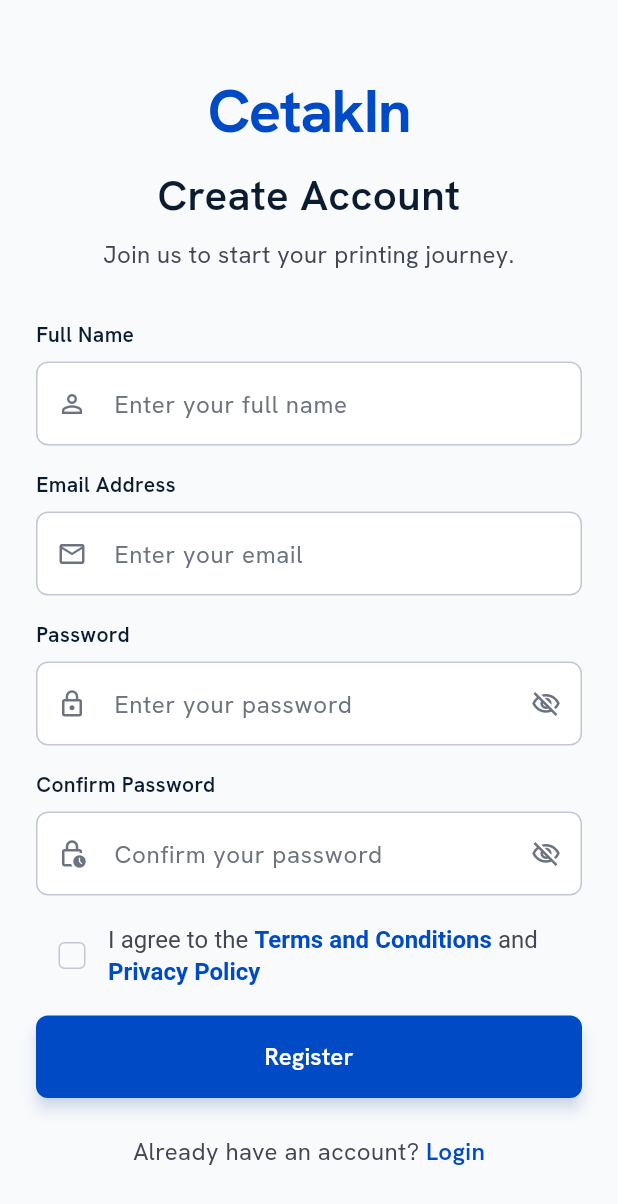
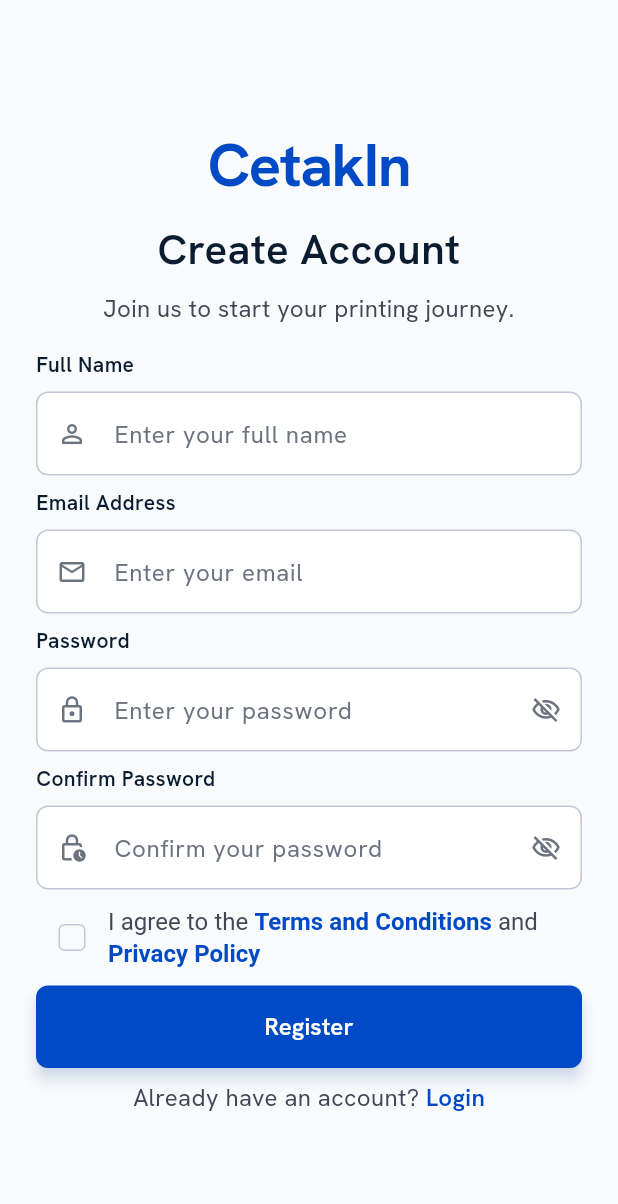
Before and after one commit to alHerys/CetakIn-Project, a Flutter app: the RegisterPage screen opened directly, on a phone screen of 412 x 824 dp. Shown: the top 1204 px of the screen. Run offline on Flutter 3.47's test engine with Material 3 defaults, Android fonts, the phone set to English and light mode, and no system bars; our stand-ins replace google_fonts.

Commit message:
refactor: move validator utility to view core and remove spacing from register page layout

```diff
--- a/lib/view/pages/login_page.dart
+++ b/lib/view/pages/login_page.dart
@@ -1,6 +1,6 @@
 import 'package:flutter/material.dart';
 import '../core/colors.dart';
-import '../../core/utils/validator.dart';
+import '../core/validator.dart';
 import '../widgets/auth_text_field.dart';
 import 'register_page.dart';
 
--- a/lib/view/pages/register_page.dart
+++ b/lib/view/pages/register_page.dart
@@ -1,7 +1,7 @@
 import 'package:flutter/gestures.dart';
 import 'package:flutter/material.dart';
 import '../core/colors.dart';
-import '../../core/utils/validator.dart';
+import '../core/validator.dart';
 import '../widgets/auth_text_field.dart';
 
 class RegisterPage extends StatefulWidget {
@@ -61,7 +61,6 @@ class _RegisterPageState extends State<RegisterPage> {
                     child: Column(
                       crossAxisAlignment: CrossAxisAlignment.stretch,
                       mainAxisAlignment: MainAxisAlignment.center,
-                      spacing: 8,
                       children: [
                         // Logo & Welcome Header
                         Column(
```
Also changed, not shown: lib/view/core/validator.dart (renamed from lib/core/utils/validator.dart).
